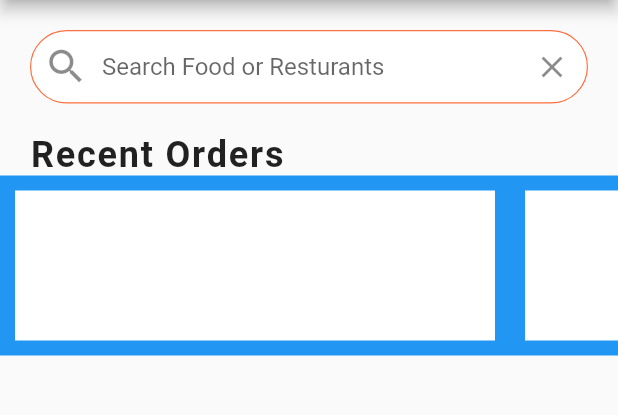
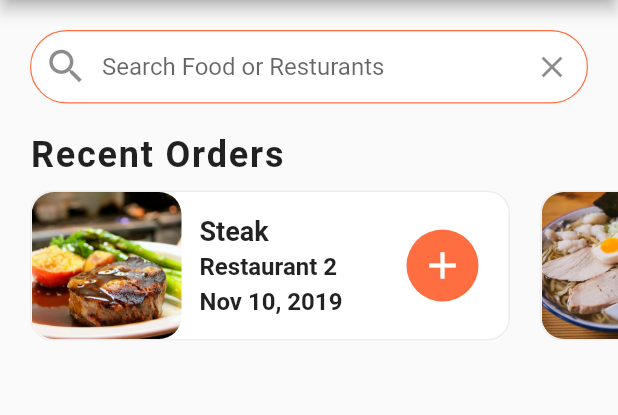
Before and after one commit to wheregmis/food_delivery_app_ui, a Flutter app: the screen it shows after launch, on a phone screen of 412 x 824 dp, the part 84-499 px from its top. Run offline on Flutter 3.47's test engine with Material 2 defaults, Android fonts, the light colour scheme and no system bars.

Commit message:
Recent Order
-- Added recent orders
-- added bouncy effect in listview

```diff
--- a/lib/widgets/recent_orders.dart
+++ b/lib/widgets/recent_orders.dart
@@ -5,12 +5,87 @@ import 'package:food_delivery_app_ui/models/order.dart';
 class RecentOrders extends StatelessWidget {
   const RecentOrders({Key key}) : super(key: key);
 
-  _buildRecentOrder(BuildContext context, int index) {
+  _buildRecentOrder(BuildContext context, Order order) {
     return Container(
       margin: EdgeInsets.all(10.0),
       width: 320.0,
       decoration: BoxDecoration(
-        color: Colors.white,
+          color: Colors.white,
+          borderRadius: BorderRadius.circular(15.0),
+          border: Border.all(
+            width: 1.0,
+            color: Colors.grey[200],
+          )),
+      child: Row(
+        mainAxisAlignment: MainAxisAlignment.spaceBetween,
+        children: <Widget>[
+          Expanded(
+            child: Row(children: <Widget>[
+              ClipRRect(
+                borderRadius: BorderRadius.circular(15.0),
+                child: Image(
+                  height: 100.0,
+                  width: 100.0,
+                  image: AssetImage(order.food.imageUrl),
+                  fit: BoxFit.cover,
+                ),
+              ),
+              Expanded(
+                child: Container(
+                  margin: EdgeInsets.all(12.0),
+                  child: Column(
+                    mainAxisAlignment: MainAxisAlignment.center,
+                    crossAxisAlignment: CrossAxisAlignment.start,
+                    children: <Widget>[
+                      Text(
+                        order.food.name,
+                        overflow: TextOverflow.ellipsis,
+                        style: TextStyle(
+                          fontSize: 18.0,
+                          fontWeight: FontWeight.bold,
+                        ),
+                      ),
+                      SizedBox(
+                        height: 4.0,
+                      ),
+                      Text(
+                        order.restaurant.name,
+                        style: TextStyle(
+                          fontSize: 16.0,
+                          fontWeight: FontWeight.w600,
+                        ),
+                      ),
+                      SizedBox(
+                        height: 4.0,
+                      ),
+                      Text(
+                        order.date,
+                        overflow: TextOverflow.ellipsis,
+                        style: TextStyle(
+                          fontSize: 16.0,
+                          fontWeight: FontWeight.w600,
+                        ),
+                      ),
+                    ],
+                  ),
+                ),
+              ),
+            ]),
+          ),
+          Container(
+            margin: EdgeInsets.only(right: 20.0),
+            width: 48.0,
+            decoration: BoxDecoration(
+                color: Theme.of(context).primaryColor,
+                borderRadius: BorderRadius.circular(30.0)),
+            child: IconButton(
+              icon: Icon(Icons.add),
+              iconSize: 30.0,
+              color: Colors.white,
+              onPressed: () {},
+            ),
+          )
+        ],
       ),
     );
   }
@@ -33,13 +108,14 @@ class RecentOrders extends StatelessWidget {
         ),
         Container(
           height: 120,
-          color: Colors.blue,
           child: ListView.builder(
+              physics: BouncingScrollPhysics(),
+              padding: EdgeInsets.only(left: 10.0),
               scrollDirection: Axis.horizontal,
               itemCount: currentUser.orders.length,
               itemBuilder: (BuildContext ctx, int index) {
                 Order order = currentUser.orders[index];
-                return _buildRecentOrder(ctx, index);
+                return _buildRecentOrder(ctx, order);
               }),
         )
       ],
```
